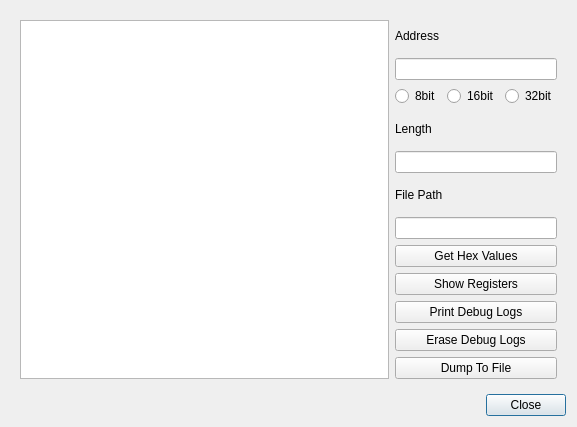
This is qtBuildSystem/Mu/debugviewer.ui in meepingsnesroms/Mu as Qt 5 draws it before an edit. The edited form follows.
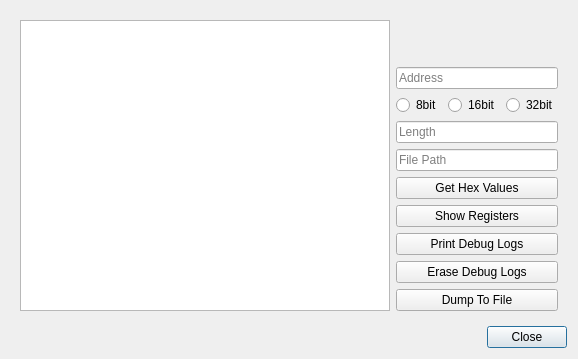
This is the edited form.

Patch:
```diff
--- a/qtBuildSystem/Mu/debugviewer.ui
+++ b/qtBuildSystem/Mu/debugviewer.ui
@@ -6,8 +6,8 @@
    <rect>
     <x>0</x>
     <y>0</y>
-    <width>577</width>
-    <height>427</height>
+    <width>578</width>
+    <height>359</height>
    </rect>
   </property>
   <property name="sizePolicy">
@@ -48,26 +48,6 @@
       </sizepolicy>
      </property>
      <layout class="QGridLayout" name="gridLayout_2">
-      <item row="0" column="0" rowspan="12">
-       <widget class="QListWidget" name="debugValueList"/>
-      </item>
-      <item row="0" column="1" colspan="2">
-       <widget class="QLabel" name="label_4">
-        <property name="text">
-         <string>Address</string>
-        </property>
-       </widget>
-      </item>
-      <item row="1" column="1" colspan="3">
-       <widget class="QLineEdit" name="debugAddress"/>
-      </item>
-      <item row="2" column="1">
-       <widget class="QRadioButton" name="debug8Bit">
-        <property name="text">
-         <string>8bit</string>
-        </property>
-       </widget>
-      </item>
       <item row="2" column="2">
        <widget class="QRadioButton" name="debug16Bit">
         <property name="text">
@@ -75,68 +55,79 @@
         </property>
        </widget>
       </item>
-      <item row="2" column="3">
-       <widget class="QRadioButton" name="debug32Bit">
-        <property name="text">
-         <string>32bit</string>
-        </property>
-       </widget>
-      </item>
-      <item row="3" column="1" colspan="2">
-       <widget class="QLabel" name="label_5">
-        <property name="text">
-         <string>Length</string>
-        </property>
-       </widget>
-      </item>
-      <item row="4" column="1" colspan="3">
-       <widget class="QLineEdit" name="debugLength"/>
-      </item>
-      <item row="5" column="1" colspan="2">
-       <widget class="QLabel" name="label_7">
-        <property name="text">
-         <string>File Path</string>
-        </property>
-       </widget>
-      </item>
       <item row="6" column="1" colspan="3">
-       <widget class="QLineEdit" name="debugFilePath"/>
-      </item>
-      <item row="7" column="1" colspan="3">
-       <widget class="QPushButton" name="debugGetHexValues">
-        <property name="text">
-         <string>Get Hex Values</string>
-        </property>
-       </widget>
-      </item>
-      <item row="8" column="1" colspan="3">
        <widget class="QPushButton" name="debugShowRegisters">
         <property name="text">
          <string>Show Registers</string>
         </property>
        </widget>
       </item>
-      <item row="9" column="1" colspan="3">
+      <item row="5" column="1" colspan="3">
+       <widget class="QPushButton" name="debugGetHexValues">
+        <property name="text">
+         <string>Get Hex Values</string>
+        </property>
+       </widget>
+      </item>
+      <item row="0" column="0" rowspan="10">
+       <widget class="QListWidget" name="debugValueList"/>
+      </item>
+      <item row="4" column="1" colspan="3">
+       <widget class="QLineEdit" name="debugFilePath">
+        <property name="placeholderText">
+         <string>File Path</string>
+        </property>
+       </widget>
+      </item>
+      <item row="7" column="1" colspan="3">
        <widget class="QPushButton" name="debugPrintDebugLogs">
         <property name="text">
          <string>Print Debug Logs</string>
         </property>
        </widget>
       </item>
-      <item row="10" column="1" colspan="3">
+      <item row="8" column="1" colspan="3">
        <widget class="QPushButton" name="debugEraseDebugLogs">
         <property name="text">
          <string>Erase Debug Logs</string>
         </property>
        </widget>
       </item>
-      <item row="11" column="1" colspan="3">
+      <item row="9" column="1" colspan="3">
        <widget class="QPushButton" name="debugDump">
         <property name="text">
          <string>Dump To File</string>
         </property>
        </widget>
       </item>
+      <item row="3" column="1" colspan="3">
+       <widget class="QLineEdit" name="debugLength">
+        <property name="placeholderText">
+         <string>Length</string>
+        </property>
+       </widget>
+      </item>
+      <item row="1" column="1" colspan="3">
+       <widget class="QLineEdit" name="debugAddress">
+        <property name="placeholderText">
+         <string>Address</string>
+        </property>
+       </widget>
+      </item>
+      <item row="2" column="3">
+       <widget class="QRadioButton" name="debug32Bit">
+        <property name="text">
+         <string>32bit</string>
+        </property>
+       </widget>
+      </item>
+      <item row="2" column="1">
+       <widget class="QRadioButton" name="debug8Bit">
+        <property name="text">
+         <string>8bit</string>
+        </property>
+       </widget>
+      </item>
      </layout>
     </widget>
    </item>
```
